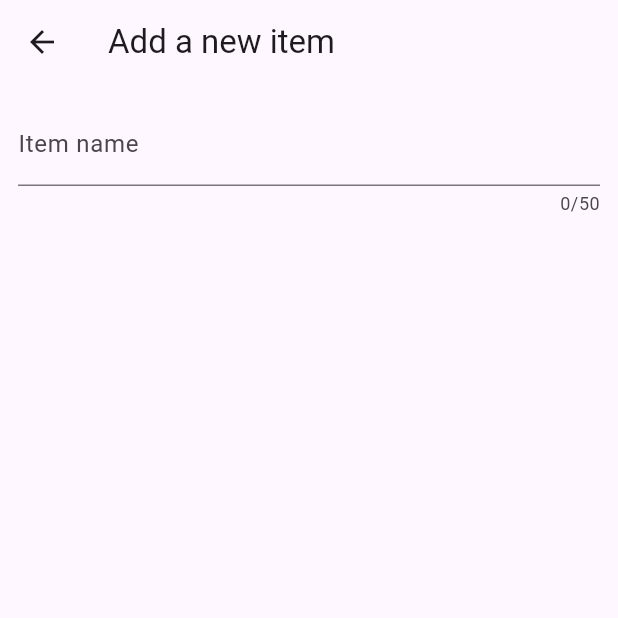
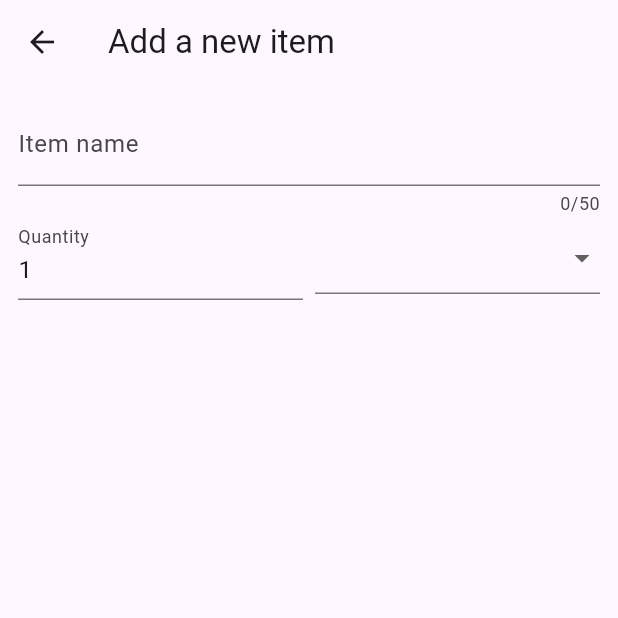
Before and after one commit to IrisNeonDreams1989/shopping_list_app, a Flutter app: the NewItem screen opened directly, on a phone screen of 412 x 824 dp, the top half of it. Run offline on Flutter 3.47's test engine with Material 3 defaults, Android fonts, the phone set to English and light mode, and no system bars.

```diff
--- a/lib/widgets/new_item.dart
+++ b/lib/widgets/new_item.dart
@@ -1,4 +1,5 @@
 import 'package:flutter/material.dart';
+import 'package:shopping_list_app/data/categories.dart';
 
 class NewItem extends StatefulWidget {
   const NewItem({super.key});
@@ -28,6 +29,44 @@ class _NewItemState extends State<NewItem> {
                   return 'Demo...';
                 },
               ),
+              Row(
+                crossAxisAlignment: CrossAxisAlignment.center,
+                children: [
+                  Expanded(
+                    child: TextFormField(
+                      decoration: const InputDecoration(
+                        labelText: 'Quantity',
+                      ),
+                      initialValue: '1',
+                    ),
+                  ),
+                  const SizedBox(width: 8),
+                  Expanded(
+                    child: DropdownButtonFormField(
+                      items: [
+                        for (final category in categories.entries)
+                          DropdownMenuItem(
+                            value: category.value,
+                            child: Row(
+                              children: [
+                                Container(
+                                  width: 16,
+                                  height: 16,
+                                  color: category.value.color,
+                                ),
+                                const SizedBox(
+                                  width: 6,
+                                ),
+                                Text(category.value.title),
+                              ],
+                            ),
+                          ),
+                      ],
+                      onChanged: (value) {},
+                    ),
+                  ),
+                ],
+              ),
             ],
           ),
         ),
```
